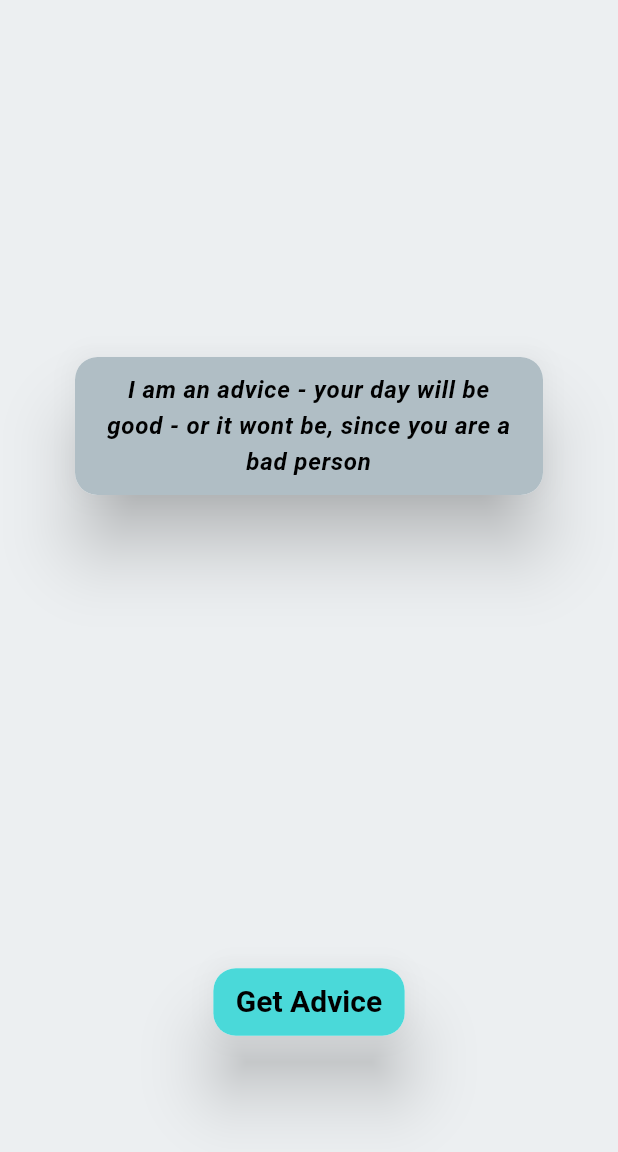
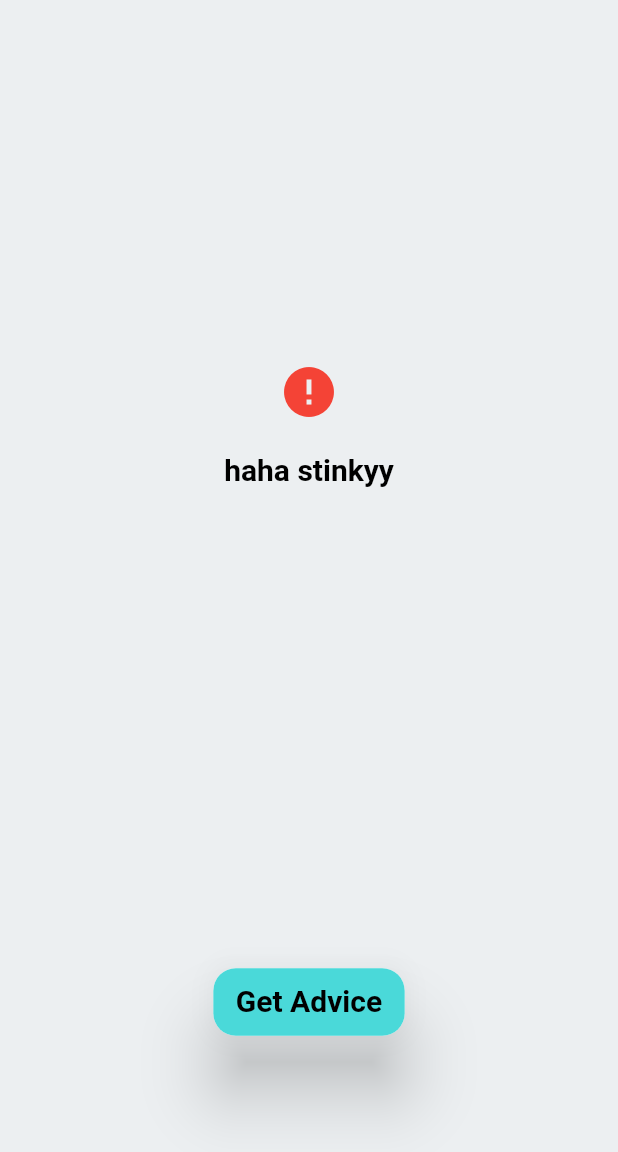
Before and after one commit to Momen-Assaf/adviser, a Flutter app: the screen it shows after launch, on a phone screen of 412 x 824 dp, the part 84-1236 px from its top. Run offline on Flutter 3.47's test engine with Material 3 defaults, Android fonts, the phone set to English and light mode, and no system bars; Roboto replaces fonts that are missing (Rubik).

Commit message:
error message added/ minor changes

```diff
--- /dev/null
+++ b/advicer/lib/2_application/core/widgets/error_message.dart
@@ -0,0 +1,30 @@
+import 'package:flutter/material.dart';
+
+class ErrorMessage extends StatelessWidget {
+  final ThemeData themeData;
+  final String message;
+  const ErrorMessage(
+      {super.key, required this.themeData, required this.message});
+
+  @override
+  Widget build(BuildContext context) {
+    return Column(
+      mainAxisAlignment: MainAxisAlignment.center,
+      children: [
+        const Icon(
+          Icons.error,
+          size: 40,
+          color: Colors.red,
+        ),
+        const SizedBox(
+          height: 20,
+        ),
+        Text(
+          message,
+          style: themeData.textTheme.headlineLarge,
+          textAlign: TextAlign.center,
+        )
+      ],
+    );
+  }
+}
--- a/advicer/lib/2_application/pages/advice/advicer_page.dart
+++ b/advicer/lib/2_application/pages/advice/advicer_page.dart
@@ -1,3 +1,4 @@
+import 'package:advicer/2_application/core/widgets/error_message.dart';
 import 'package:advicer/2_application/pages/advice/widgets/advice_field.dart';
 import 'package:advicer/2_application/pages/advice/widgets/app_bar_widget.dart';
 import 'package:advicer/2_application/pages/advice/widgets/custom_button.dart';
@@ -17,8 +18,15 @@ class AdvicerPage extends StatelessWidget {
             children: [
               Expanded(
                 child: Center(
-                  child:
-                      AdviceField(themeData: themeData, advice: "I am an advice - your day will be good - or it wont be, since you are a bad person"),
+                  child: ErrorMessage(
+                      themeData: themeData, message: "haha stinkyy"),
+
+                  /*AdviceField(
+                    themeData: themeData,
+                    advice:
+                        "I am an advice - your day will be good - or it wont be, since you are a bad person",
+                  ),*/
+
                   /*CircularProgressIndicator(
                     color: themeData.colorScheme.secondary,
                   )*/
--- a/advicer/lib/2_application/pages/advice/widgets/advice_field.dart
+++ b/advicer/lib/2_application/pages/advice/widgets/advice_field.dart
@@ -18,7 +18,7 @@ class AdviceField extends StatelessWidget {
         child: Padding(
           padding: const EdgeInsets.symmetric(horizontal: 15, vertical: 10),
           child: Text(
-            advice,
+            '''"$advice"''',
             style: themeData.textTheme.bodyLarge,
             textAlign: TextAlign.center,
           ),
```
Also changed, not shown: 1 other file.
